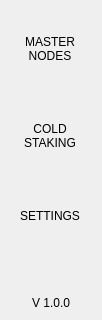
The window that autom4te.cache/src/qt/pivx/forms/navmenuwidget.ui (KingricharVD/Nests) describes before a commit, drawn with Qt 5; both pictures show x 0 to 102 and y 466 to 786 of the 102 by 786 pixel window.
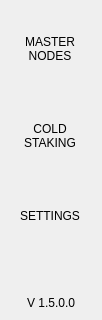
The same window after the commit.

```diff
--- a/autom4te.cache/src/qt/pivx/forms/navmenuwidget.ui
+++ b/autom4te.cache/src/qt/pivx/forms/navmenuwidget.ui
@@ -366,7 +366,7 @@
          </size>
         </property>
         <property name="text">
-         <string>V 1.0.0</string>
+         <string>V 1.5.0.0</string>
         </property>
         <property name="alignment">
          <set>Qt::AlignBottom|Qt::AlignHCenter</set>
```
